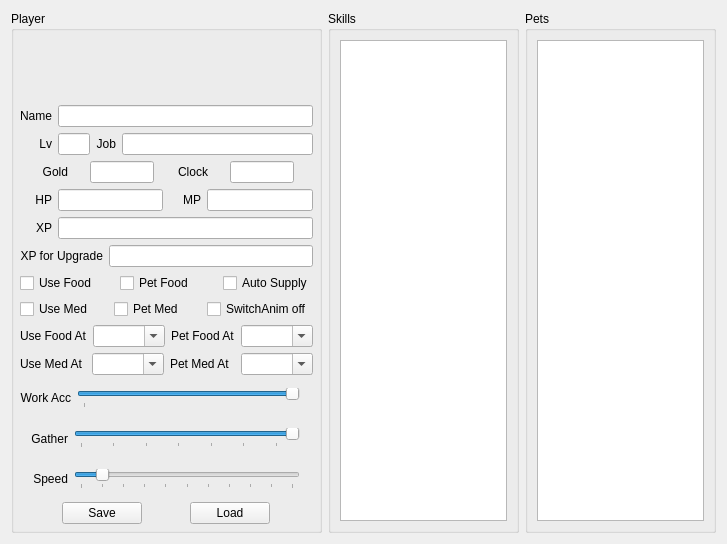
Before: the Qt Designer form CGAssistant/playerform.ui in hzqst/CGAssistant, drawn with Qt 5.
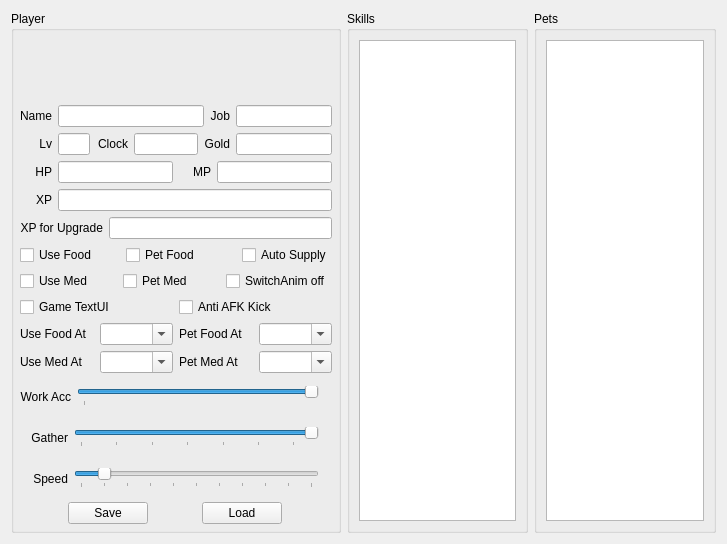
After: the same form once the commit is applied.

Commit message: Change battleshowhpmp to GameTextUI

Patch:
```diff
--- a/CGAssistant/playerform.ui
+++ b/CGAssistant/playerform.ui
@@ -138,70 +138,10 @@
           </property>
          </widget>
         </item>
-       </layout>
-      </item>
-      <item>
-       <layout class="QHBoxLayout" name="horizontalLayout_3" stretch="1,1,1,3">
-        <item>
-         <widget class="QLabel" name="label_lv">
-          <property name="sizePolicy">
-           <sizepolicy hsizetype="Fixed" vsizetype="Preferred">
-            <horstretch>0</horstretch>
-            <verstretch>0</verstretch>
-           </sizepolicy>
-          </property>
-          <property name="minimumSize">
-           <size>
-            <width>32</width>
-            <height>0</height>
-           </size>
-          </property>
-          <property name="maximumSize">
-           <size>
-            <width>16777215</width>
-            <height>16777215</height>
-           </size>
-          </property>
-          <property name="text">
-           <string>Lv</string>
-          </property>
-          <property name="textFormat">
-           <enum>Qt::PlainText</enum>
-          </property>
-          <property name="alignment">
-           <set>Qt::AlignRight|Qt::AlignTrailing|Qt::AlignVCenter</set>
-          </property>
-         </widget>
-        </item>
-        <item>
-         <widget class="QLineEdit" name="lineEdit_level">
-          <property name="sizePolicy">
-           <sizepolicy hsizetype="Fixed" vsizetype="Fixed">
-            <horstretch>0</horstretch>
-            <verstretch>0</verstretch>
-           </sizepolicy>
-          </property>
-          <property name="minimumSize">
-           <size>
-            <width>32</width>
-            <height>0</height>
-           </size>
-          </property>
-          <property name="maximumSize">
-           <size>
-            <width>32</width>
-            <height>16777215</height>
-           </size>
-          </property>
-          <property name="readOnly">
-           <bool>false</bool>
-          </property>
-         </widget>
-        </item>
         <item>
          <widget class="QLabel" name="label_job">
           <property name="sizePolicy">
-           <sizepolicy hsizetype="Fixed" vsizetype="Preferred">
+           <sizepolicy hsizetype="Preferred" vsizetype="Preferred">
             <horstretch>0</horstretch>
             <verstretch>0</verstretch>
            </sizepolicy>
@@ -232,11 +172,23 @@
         <item>
          <widget class="QLineEdit" name="lineEdit_job">
           <property name="sizePolicy">
-           <sizepolicy hsizetype="Expanding" vsizetype="Fixed">
+           <sizepolicy hsizetype="Fixed" vsizetype="Fixed">
             <horstretch>0</horstretch>
             <verstretch>0</verstretch>
            </sizepolicy>
           </property>
+          <property name="minimumSize">
+           <size>
+            <width>96</width>
+            <height>0</height>
+           </size>
+          </property>
+          <property name="maximumSize">
+           <size>
+            <width>96</width>
+            <height>16777215</height>
+           </size>
+          </property>
           <property name="readOnly">
            <bool>false</bool>
           </property>
@@ -245,9 +197,9 @@
        </layout>
       </item>
       <item>
-       <layout class="QHBoxLayout" name="horizontalLayout_4">
+       <layout class="QHBoxLayout" name="horizontalLayout_3" stretch="1,0,0,0,0,0">
         <item>
-         <widget class="QLabel" name="label_gold">
+         <widget class="QLabel" name="label_lv">
           <property name="sizePolicy">
            <sizepolicy hsizetype="Fixed" vsizetype="Preferred">
             <horstretch>0</horstretch>
@@ -267,7 +219,7 @@
            </size>
           </property>
           <property name="text">
-           <string>Gold</string>
+           <string>Lv</string>
           </property>
           <property name="textFormat">
            <enum>Qt::PlainText</enum>
@@ -278,7 +230,7 @@
          </widget>
         </item>
         <item>
-         <widget class="QLineEdit" name="lineEdit_gold">
+         <widget class="QLineEdit" name="lineEdit_level">
           <property name="sizePolicy">
            <sizepolicy hsizetype="Fixed" vsizetype="Fixed">
             <horstretch>0</horstretch>
@@ -287,13 +239,13 @@
           </property>
           <property name="minimumSize">
            <size>
-            <width>64</width>
+            <width>32</width>
             <height>0</height>
            </size>
           </property>
           <property name="maximumSize">
            <size>
-            <width>64</width>
+            <width>32</width>
             <height>16777215</height>
            </size>
           </property>
@@ -358,6 +310,62 @@
           </property>
          </widget>
         </item>
+        <item>
+         <widget class="QLabel" name="label_gold">
+          <property name="sizePolicy">
+           <sizepolicy hsizetype="Preferred" vsizetype="Preferred">
+            <horstretch>0</horstretch>
+            <verstretch>0</verstretch>
+           </sizepolicy>
+          </property>
+          <property name="minimumSize">
+           <size>
+            <width>0</width>
+            <height>0</height>
+           </size>
+          </property>
+          <property name="maximumSize">
+           <size>
+            <width>16777215</width>
+            <height>16777215</height>
+           </size>
+          </property>
+          <property name="text">
+           <string>Gold</string>
+          </property>
+          <property name="textFormat">
+           <enum>Qt::PlainText</enum>
+          </property>
+          <property name="alignment">
+           <set>Qt::AlignRight|Qt::AlignTrailing|Qt::AlignVCenter</set>
+          </property>
+         </widget>
+        </item>
+        <item>
+         <widget class="QLineEdit" name="lineEdit_gold">
+          <property name="sizePolicy">
+           <sizepolicy hsizetype="Fixed" vsizetype="Fixed">
+            <horstretch>0</horstretch>
+            <verstretch>0</verstretch>
+           </sizepolicy>
+          </property>
+          <property name="minimumSize">
+           <size>
+            <width>96</width>
+            <height>0</height>
+           </size>
+          </property>
+          <property name="maximumSize">
+           <size>
+            <width>96</width>
+            <height>16777215</height>
+           </size>
+          </property>
+          <property name="readOnly">
+           <bool>false</bool>
+          </property>
+         </widget>
+        </item>
        </layout>
       </item>
       <item>
@@ -396,7 +404,7 @@
         <item>
          <widget class="QLineEdit" name="lineEdit_hp">
           <property name="sizePolicy">
-           <sizepolicy hsizetype="Expanding" vsizetype="Fixed">
+           <sizepolicy hsizetype="Preferred" vsizetype="Fixed">
             <horstretch>0</horstretch>
             <verstretch>0</verstretch>
            </sizepolicy>
@@ -440,7 +448,7 @@
         <item>
          <widget class="QLineEdit" name="lineEdit_mp">
           <property name="sizePolicy">
-           <sizepolicy hsizetype="Expanding" vsizetype="Fixed">
+           <sizepolicy hsizetype="Preferred" vsizetype="Fixed">
             <horstretch>0</horstretch>
             <verstretch>0</verstretch>
            </sizepolicy>
@@ -676,6 +684,54 @@
         </item>
        </layout>
       </item>
+      <item>
+       <layout class="QHBoxLayout" name="horizontalLayout_4">
+        <item>
+         <widget class="QCheckBox" name="checkBox_GameTextUI">
+          <property name="sizePolicy">
+           <sizepolicy hsizetype="Preferred" vsizetype="Fixed">
+            <horstretch>0</horstretch>
+            <verstretch>0</verstretch>
+           </sizepolicy>
+          </property>
+          <property name="toolTip">
+           <string>Disable animation for scene switching</string>
+          </property>
+          <property name="layoutDirection">
+           <enum>Qt::LeftToRight</enum>
+          </property>
+          <property name="text">
+           <string>Game TextUI</string>
+          </property>
+          <property name="tristate">
+           <bool>false</bool>
+          </property>
+         </widget>
+        </item>
+        <item>
+         <widget class="QCheckBox" name="checkBox_AntiAFKKick">
+          <property name="sizePolicy">
+           <sizepolicy hsizetype="Preferred" vsizetype="Fixed">
+            <horstretch>0</horstretch>
+            <verstretch>0</verstretch>
+           </sizepolicy>
+          </property>
+          <property name="toolTip">
+           <string>Disable animation for scene switching</string>
+          </property>
+          <property name="layoutDirection">
+           <enum>Qt::LeftToRight</enum>
+          </property>
+          <property name="text">
+           <string>Anti AFK Kick</string>
+          </property>
+          <property name="tristate">
+           <bool>false</bool>
+          </property>
+         </widget>
+        </item>
+       </layout>
+      </item>
       <item>
        <layout class="QHBoxLayout" name="horizontalLayout_15">
         <item>
```
The commit also changes 16 other files.
